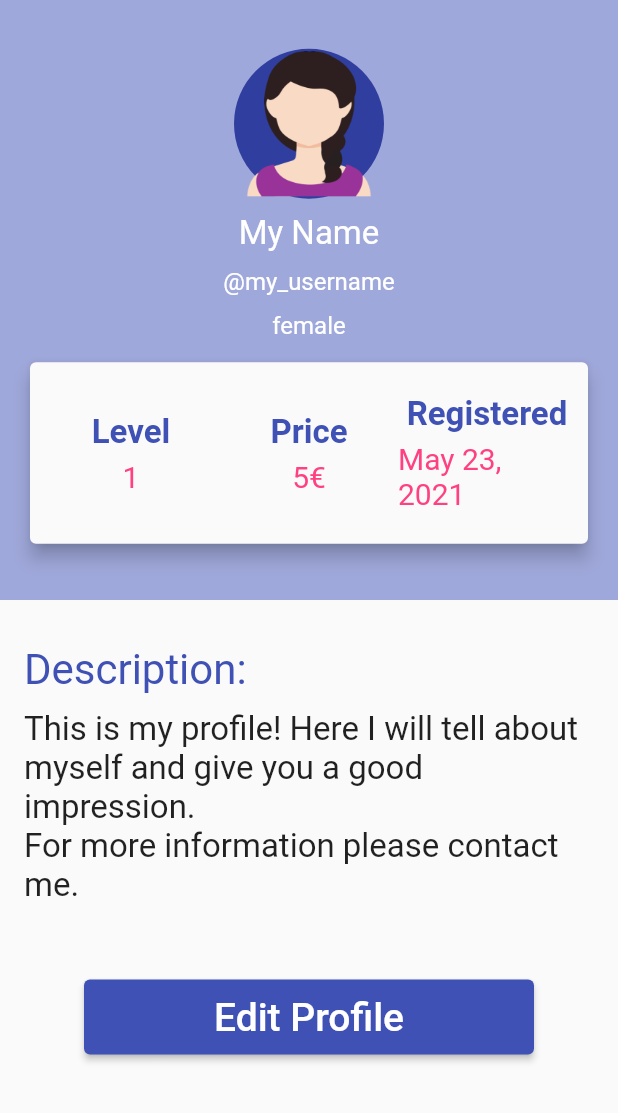
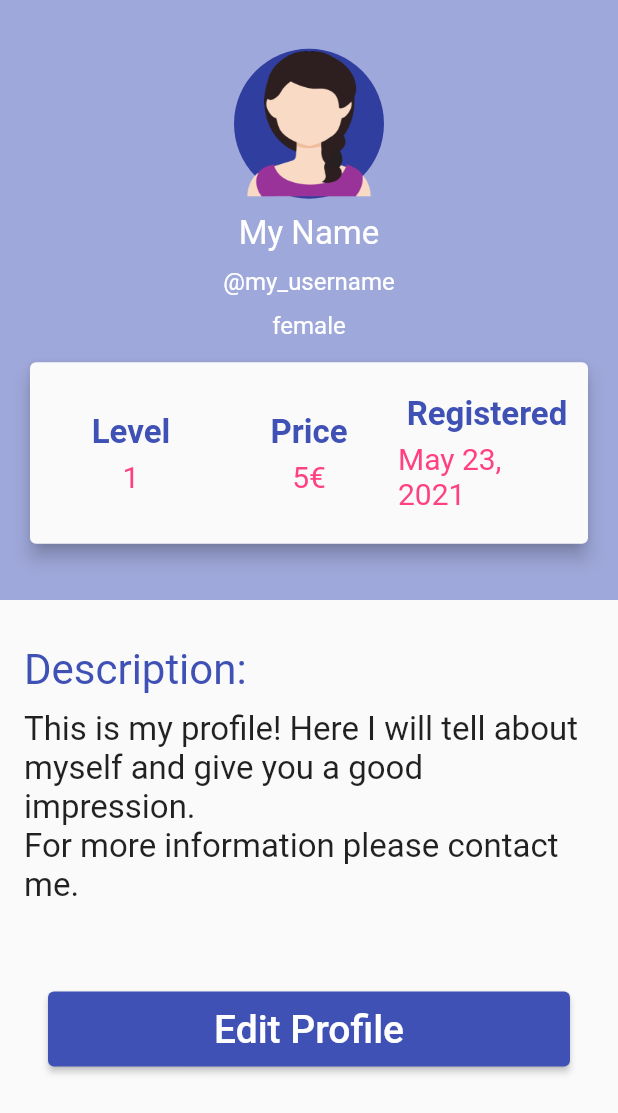
Before and after one commit to matwoess/helpout, a Flutter app: the ProfilePage widget shown alone on an empty page, opened directly, on a phone screen of 412 x 824 dp. Shown: the top 1113 px of the screen. Run offline on Flutter 3.47's test engine with Material 2 defaults, Android fonts, the phone set to English and light mode, and no system bars; our stand-ins replace geolocator; accounts and stored records are empty.

Commit message:
make ProfilePage scrollable; reset to browse page by default

```diff
--- a/lib/home.dart
+++ b/lib/home.dart
@@ -19,7 +19,7 @@ class HomeScreen extends StatefulWidget {
 }
 
 class _HomeScreenState extends State<HomeScreen> {
-  NAV_PAGE _selectedIndex = NAV_PAGE.PROFILE; //TODO
+  NAV_PAGE _selectedIndex = NAV_PAGE.BROWSE;
 
   void refreshUI() {
     setState(() {
--- a/lib/pages/profile.dart
+++ b/lib/pages/profile.dart
@@ -29,7 +29,7 @@ class _ProfilePageState extends State<ProfilePage> {
 
   @override
   Widget build(BuildContext context) {
-    return Column(
+    return ListView(
       children: <Widget>[
         Container(
             color: Theme.of(context).backgroundColor,
@@ -241,8 +241,8 @@ class _ProfilePageState extends State<ProfilePage> {
         SizedBox(
           height: 20.0,
         ),
-        Container(
-          width: 300.00,
+        Padding(
+          padding: const EdgeInsets.fromLTRB(32.0, 8.0, 32.0, 0),
           child: ElevatedButton(
             onPressed: toggleEdit,
             child: Container(
```
